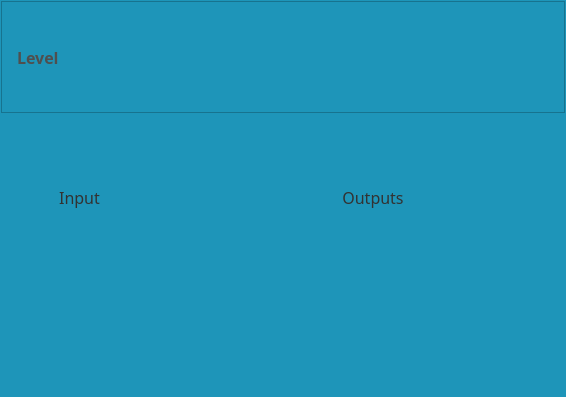
First picture: the form in pumpkin/gui/forms/portal_base_form.ui, repository zaswed76/pumpkin_maze, before the edit.
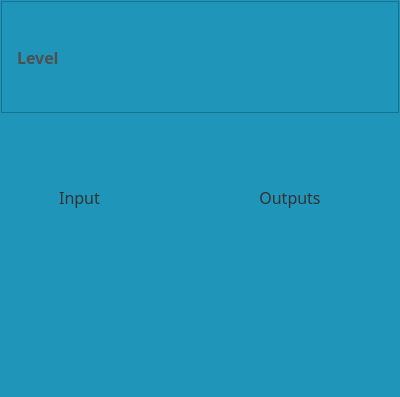
Second picture: the form after the edit.

What changed in the file:
```diff
--- a/pumpkin/gui/forms/portal_base_form.ui
+++ b/pumpkin/gui/forms/portal_base_form.ui
@@ -6,10 +6,16 @@
    <rect>
     <x>0</x>
     <y>0</y>
-    <width>566</width>
+    <width>400</width>
     <height>397</height>
    </rect>
   </property>
+  <property name="maximumSize">
+   <size>
+    <width>600</width>
+    <height>16777215</height>
+   </size>
+  </property>
   <property name="windowTitle">
    <string>Form</string>
   </property>
```
